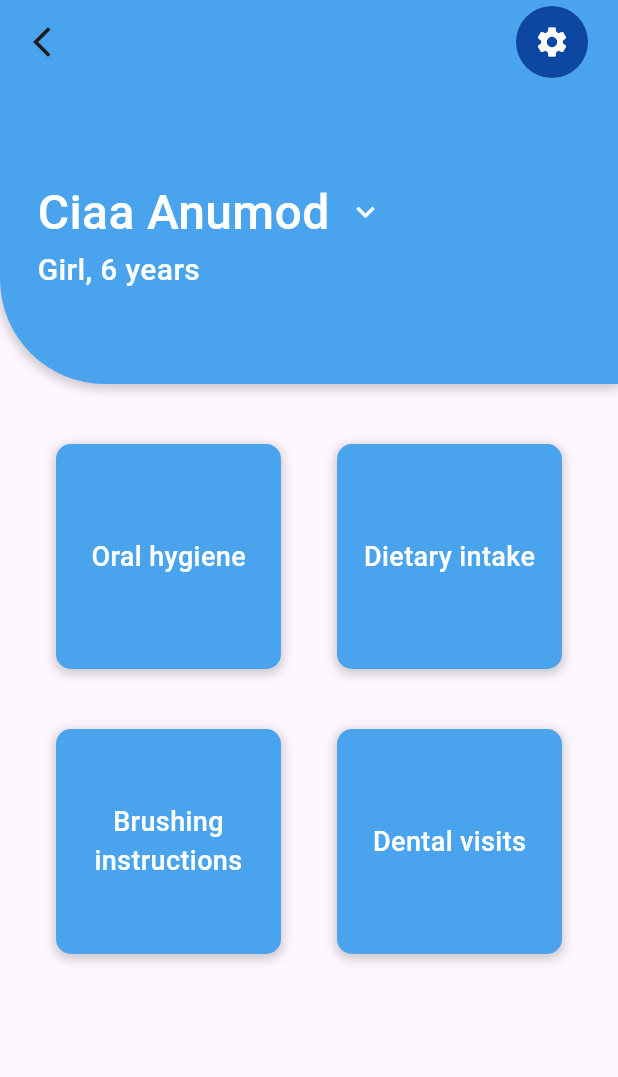
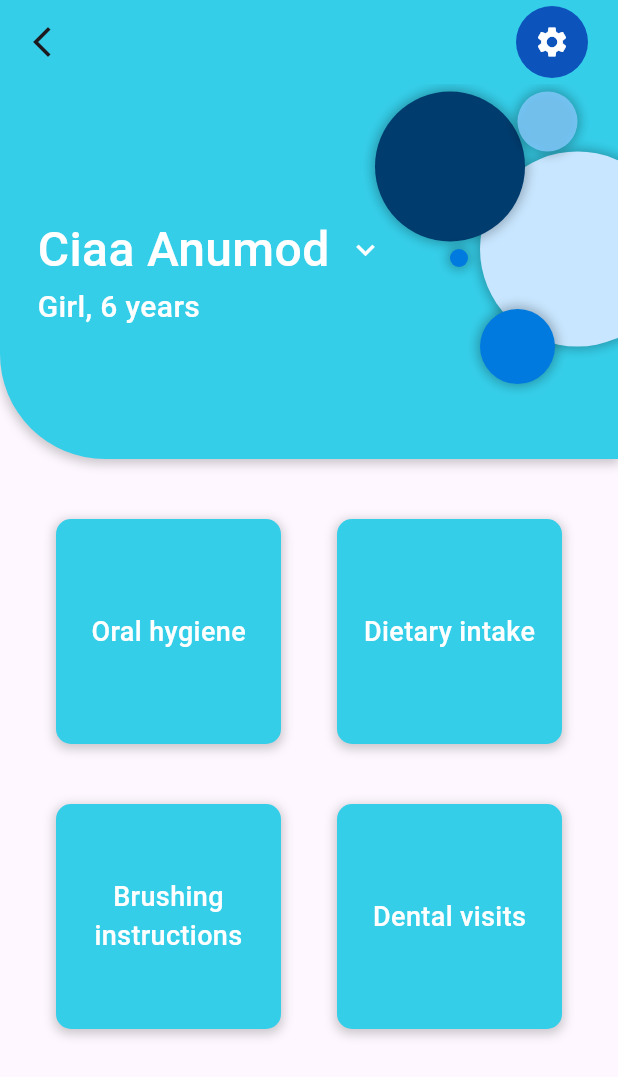
Before and after one commit to navendunandu/nuParent, a Flutter app: the screen it shows after launch, after a tap on "Login", on a phone screen of 412 x 824 dp. Shown: the top 1077 px of the screen. Run offline on Flutter 3.47's test engine with Material 3 defaults, Android fonts, the phone set to English and light mode, and no system bars; our stand-ins replace flutter_signin_button, google_fonts, image_picker, intl_phone_field.

Commit message:
circle stack arranged

```diff
--- a/Mobile/lib/Components/wavebg.dart
+++ b/Mobile/lib/Components/wavebg.dart
@@ -12,7 +12,7 @@ class WavePainter extends CustomPainter {
     final path = Path();
     path.moveTo(0, size.height);
     path.quadraticBezierTo(size.width / 3, size.height * 0.75, size.width / 2, size.height * 0.5);
-    path.quadraticBezierTo(size.width * 2 / 3, size.height * 0.25, size.width, 0);
+    path.quadraticBezierTo(size.width * 2 / 3, size.height * 0.25, size.width, size.height);
     path.close();
 
     canvas.drawPath(path, paint);
@@ -31,7 +31,7 @@ class WaveBackground extends StatelessWidget {
   Widget build(BuildContext context) {
     return CustomPaint(
       painter: WavePainter(color),
-      size: Size.infinite,
+      size: const Size(500,500),
     );
   }
 }
--- a/Mobile/lib/child_dashboard.dart
+++ b/Mobile/lib/child_dashboard.dart
@@ -35,7 +35,10 @@ class _ChildProfileState extends State<ChildDashboard> {
                   color: AppColors.white,
                 ),
                 onPressed: () {
-                  Navigator.push(context, MaterialPageRoute(builder: (context)=> const SettingsScreen()));
+                  Navigator.push(
+                      context,
+                      MaterialPageRoute(
+                          builder: (context) => const SettingsScreen()));
                 },
               ),
             ),
@@ -45,8 +48,9 @@ class _ChildProfileState extends State<ChildDashboard> {
       body: Column(
         children: [
           Container(
-            height: 200,
-            decoration: BoxDecoration(color: AppColors.lightblue,
+            height: 250,
+            decoration: BoxDecoration(
+                color: AppColors.lightblue,
                 boxShadow: [
                   BoxShadow(
                     color: Colors.black.withOpacity(0.2),
@@ -55,8 +59,106 @@ class _ChildProfileState extends State<ChildDashboard> {
                     offset: const Offset(0, 2),
                   )
                 ],
-            borderRadius: const BorderRadius.only(bottomLeft: Radius.circular(70))),
-            child: Padding(
+                borderRadius:
+                    const BorderRadius.only(bottomLeft: Radius.circular(70))),
+            child: Stack(children: [
+              Positioned(
+                left: 320,
+                top: 45,
+                child: Container(
+                  width: 130,
+                  height: 130,
+                  decoration: const BoxDecoration(
+                    boxShadow: [
+                      BoxShadow(
+                        color: Color.fromARGB(65, 0, 0, 0),
+                        spreadRadius: 2,
+                        blurRadius: 5,
+                        offset: Offset(0, 0),
+                      ),
+                    ],
+                    shape: BoxShape.circle,
+                    color: Color.fromARGB(255, 200, 230, 255),
+                  ),
+                ),
+              ),
+              Positioned(
+                left: 250, top: 5,
+                child: Container(
+                  width: 100,
+                  height: 100,
+                  decoration: const BoxDecoration(
+                    boxShadow: [
+                      BoxShadow(
+                        color: Color.fromARGB(65, 0, 0, 0),
+                        spreadRadius: 2,
+                        blurRadius: 5,
+                        offset: Offset(0, 0),
+                      ),
+                    ],
+                    shape: BoxShape.circle,
+                    color: Color.fromARGB(255, 0, 60, 110),
+                  ),
+                ),
+              ),
+              Positioned(
+                left: 345, top: 5,
+                child: Container(
+                  width:40,
+                  height:40,
+                  decoration: const BoxDecoration(
+                    boxShadow: [
+                      BoxShadow(
+                        color: Color.fromARGB(65, 0, 0, 0),
+                        spreadRadius: 2,
+                        blurRadius: 5,
+                        offset: Offset(0, 0),
+                      ),
+                    ],
+                    shape: BoxShape.circle,
+                    color: Color.fromARGB(196, 136, 202, 255),
+                  ),
+                ),
+              ),
+              Positioned(
+                left: 300, top: 110,
+                child: Container(
+                  width:12,
+                  height:12,
+                  decoration: const BoxDecoration(
+                    boxShadow: [
+                      BoxShadow(
+                        color: Color.fromARGB(65, 0, 0, 0),
+                        spreadRadius: 2,
+                        blurRadius: 5,
+                        offset: Offset(0, 0),
+                      ),
+                    ],
+                    shape: BoxShape.circle,
+                    color: Color.fromARGB(255, 0, 122, 223),
+                  ),
+                ),
+              ),
+              Positioned(
+                left: 320, top: 150,
+                child: Container(
+                  width:50,
+                  height:50,
+                  decoration: const BoxDecoration(
+                    boxShadow: [
+                      BoxShadow(
+                        color: Color.fromARGB(65, 0, 0, 0),
+                        spreadRadius: 2,
+                        blurRadius: 5,
+                        offset: Offset(0, 0),
+                      ),
+                    ],
+                    shape: BoxShape.circle,
+                    color: Color.fromARGB(255, 0, 122, 223),
+                  ),
+                ),
+              ),
+              Padding(
                 padding: const EdgeInsets.only(left: 25.0),
                 child: Row(
                   children: [
@@ -66,18 +168,34 @@ class _ChildProfileState extends State<ChildDashboard> {
                       children: [
                         Row(
                           children: [
-                          const Text('Ciaa Anumod', style: TextStyle(fontSize: 32, fontWeight: FontWeight.w500, color: AppColors.white),),
+                            const Text(
+                              'Ciaa Anumod',
+                              style: TextStyle(
+                                  fontSize: 32,
+                                  fontWeight: FontWeight.w500,
+                                  color: AppColors.white),
+                            ),
                             IconButton(
                                 onPressed: () {},
-                              icon: const Icon(Icons.keyboard_arrow_down_outlined, color: AppColors.white,))
+                                icon: const Icon(
+                                  Icons.keyboard_arrow_down_outlined,
+                                  color: AppColors.white,
+                                ))
                           ],
                         ),
-                      const Text('Girl, 6 years', style: TextStyle(fontSize: 20, color: AppColors.white, fontWeight: FontWeight.w500),)
+                        const Text(
+                          'Girl, 6 years',
+                          style: TextStyle(
+                              fontSize: 20,
+                              color: AppColors.white,
+                              fontWeight: FontWeight.w500),
+                        )
                       ],
                     )
                   ],
                 ),
               ),
+            ]),
           ),
           const SizedBox(
             height: 40,
@@ -98,9 +216,15 @@ class _ChildProfileState extends State<ChildDashboard> {
                         blurRadius: 5,
                         offset: const Offset(0, 2),
                       )
-                  ]
-                ),
-                child: const Center(child: Text('Oral hygiene', style: TextStyle(color: AppColors.white, fontWeight: FontWeight.w500, fontSize: 18),)),
+                    ]),
+                child: const Center(
+                    child: Text(
+                  'Oral hygiene',
+                  style: TextStyle(
+                      color: AppColors.white,
+                      fontWeight: FontWeight.w500,
+                      fontSize: 18),
+                )),
               ),
               Container(
                 height: 150,
@@ -115,9 +239,15 @@ class _ChildProfileState extends State<ChildDashboard> {
                         blurRadius: 5,
                         offset: const Offset(0, 2),
                       )
-                  ]
-                ),
-                child: const Center(child: Text('Dietary intake', style: TextStyle(color: AppColors.white, fontWeight: FontWeight.w500, fontSize: 18),)),
+                    ]),
+                child: const Center(
+                    child: Text(
+                  'Dietary intake',
+                  style: TextStyle(
+                      color: AppColors.white,
+                      fontWeight: FontWeight.w500,
+                      fontSize: 18),
+                )),
               ),
             ],
           ),
@@ -140,9 +270,16 @@ class _ChildProfileState extends State<ChildDashboard> {
                         blurRadius: 5,
                         offset: const Offset(0, 2),
                       )
-                  ]
-                ),
-                child: const Center(child: Text('Brushing instructions',textAlign: TextAlign.center, style: TextStyle(color: AppColors.white, fontWeight: FontWeight.w500, fontSize: 18),)),
+                    ]),
+                child: const Center(
+                    child: Text(
+                  'Brushing instructions',
+                  textAlign: TextAlign.center,
+                  style: TextStyle(
+                      color: AppColors.white,
+                      fontWeight: FontWeight.w500,
+                      fontSize: 18),
+                )),
               ),
               Container(
                 height: 150,
@@ -157,9 +294,15 @@ class _ChildProfileState extends State<ChildDashboard> {
                         blurRadius: 5,
                         offset: const Offset(0, 2),
                       )
-                  ]
-                ),
-                child: const Center(child: Text('Dental visits', style: TextStyle(color: AppColors.white, fontWeight: FontWeight.w500, fontSize: 18),)),
+                    ]),
+                child: const Center(
+                    child: Text(
+                  'Dental visits',
+                  style: TextStyle(
+                      color: AppColors.white,
+                      fontWeight: FontWeight.w500,
+                      fontSize: 18),
+                )),
               ),
             ],
           )
--- a/Mobile/lib/login_screen.dart
+++ b/Mobile/lib/login_screen.dart
@@ -35,9 +35,16 @@ class _LoginScreenState extends State<LoginScreen> {
                     height: 350, fit: BoxFit.cover),
               ),
               Padding(
-                padding: const EdgeInsets.fromLTRB(25.0, 60.0, 0, 0),
+                padding: const EdgeInsets.fromLTRB(25.0, 50.0, 0, 0),
                 child: ClipOval(
-                  child: Image.asset('assets/Logo.jpeg', width: 100),
+
+                  child: Container(
+                    color: AppColors.white,
+                    child: Padding(
+                      padding: const EdgeInsets.all(15.0),
+                      child: Image.asset('assets/nuParent.png', width: 80, height: 80,),
+                    ),
+                  ),
                 ),
               ),
             ],
--- a/Mobile/lib/main.dart
+++ b/Mobile/lib/main.dart
@@ -12,9 +12,9 @@ class AppColors {
   static const black = Colors.black;
   static const green = Color.fromARGB(255, 0, 176, 6);
   static const lightpink = Color.fromARGB(255, 253,244,244);
-  static const lightblue = Color.fromARGB(255, 73, 163, 237);
+  static const lightblue = Color.fromARGB(255, 53, 206, 233);
   static const whiteblue= Color.fromARGB(255, 207, 221, 233);
-  static const darkblue = Color.fromARGB(255, 13, 71, 161);
+  static const darkblue = Color.fromARGB(255, 13, 83, 188);
   static const tileprimaryblue = Color.fromARGB(255, 187, 222, 251);
   static const tilesecondaryblue = Color.fromARGB(255, 227, 242, 253);
 }
--- a/Mobile/lib/splash_screen.dart
+++ b/Mobile/lib/splash_screen.dart
@@ -32,7 +32,7 @@ class _SplashScreenState extends State<SplashScreen> {
             width: 100,
             child: Center(
               child: Image.asset(
-                'assets/Logo.jpeg',
+                'assets/nuParent.png',
                 fit: BoxFit.contain,
                 width: 300,
                 // Additional properties can be added here if needed
--- a/Mobile/lib/success.dart
+++ b/Mobile/lib/success.dart
@@ -21,9 +21,16 @@ class SuccessScreen extends StatelessWidget {
                 width: 300,
               )),
               Padding(
-                padding: const EdgeInsets.only(left: 140.0, top: 100),
+                padding: const EdgeInsets.only(left: 138.0, top: 100),
                 child: ClipOval(
-                  child: Image.asset('assets/Logo.jpeg', width: 80),
+
+                  child: Container(
+                    color: AppColors.white,
+                    child: Padding(
+                      padding: const EdgeInsets.all(15.0),
+                      child: Image.asset('assets/nuParent.png', width: 50, height: 50,),
+                    ),
+                  ),
                 ),
               ),
             ],
```
Also changed, not shown: Mobile/assets/Vector.svg (added), Mobile/assets/Vector1.png, Mobile/assets/Vector2.png, Mobile/assets/Vector2.svg (added), Mobile/assets/nuParent.png (added), Mobile/assets/nuParent.svg (added). Lines whose indentation alone changed are shown as unchanged.
